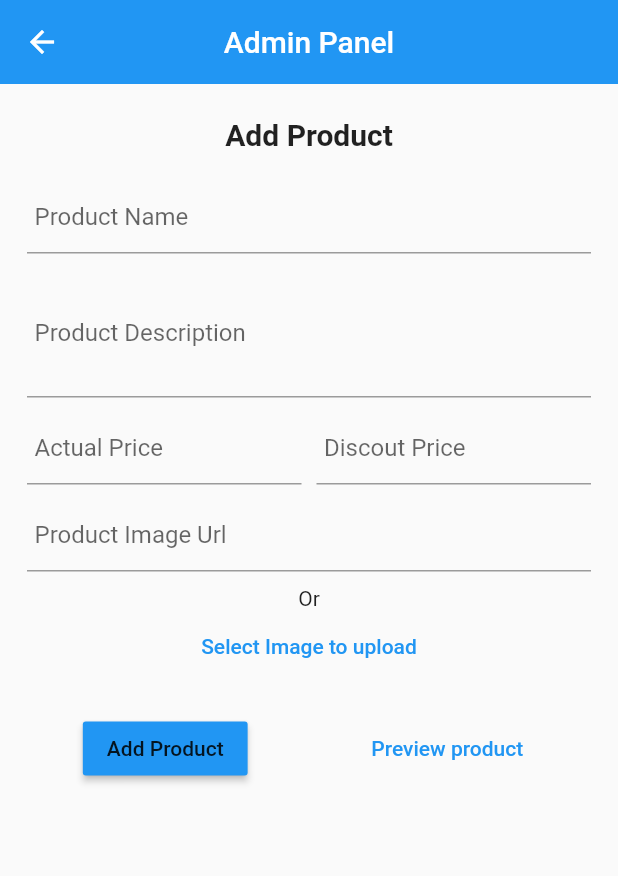
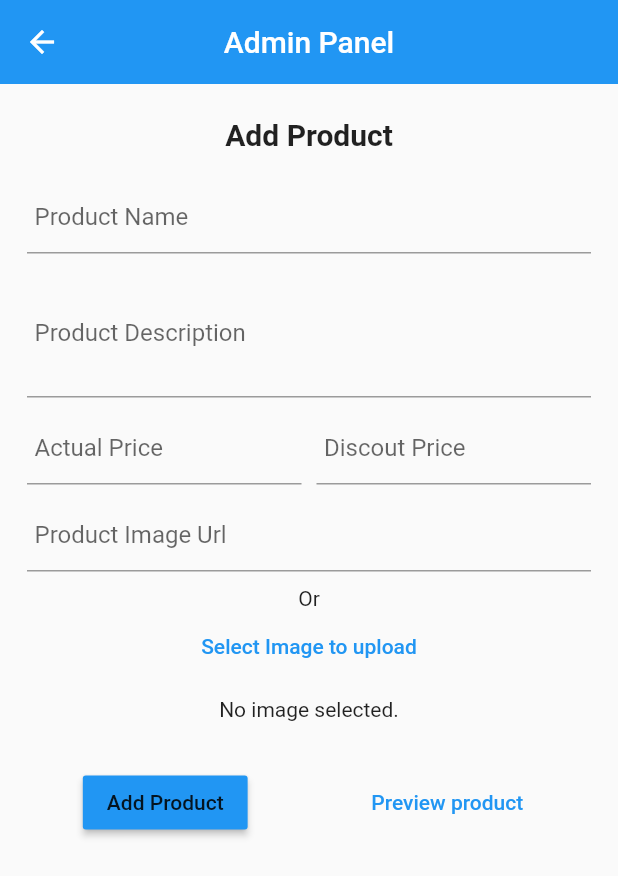
Before and after one commit to techwithsam/Flutter-Firebase-Tutorial, a Flutter app: the AdminPanel screen opened directly, on a phone screen of 412 x 824 dp. Shown: the top 876 px of the screen. Run offline on Flutter 3.47's test engine with Material 2 defaults, Android fonts, the phone set to English and light mode, and no system bars; our stand-ins replace cloud_firestore, firebase_auth, firebase_core, firebase_database, firebase_storage, google_sign_in and 1 more; accounts and stored records are empty.

Commit message:
img upload to firestore done

```diff
--- a/lib/admin/admin_panel.dart
+++ b/lib/admin/admin_panel.dart
@@ -3,7 +3,9 @@ import 'dart:io';
 
 import 'package:cloud_firestore/cloud_firestore.dart';
 import 'package:firebase_class/Firebase-Authentication/sign_up.dart';
+import 'package:firebase_storage/firebase_storage.dart';
 import 'package:flutter/material.dart';
+import 'package:image_picker/image_picker.dart';
 
 class AdminPanel extends StatefulWidget {
   AdminPanel({Key? key}) : super(key: key);
@@ -15,7 +17,33 @@ class AdminPanel extends StatefulWidget {
 class _AdminPanelState extends State<AdminPanel> {
   final _formKey = GlobalKey<FormState>();
   TextEditingController? _pdName, _pdDes, _pdActPrice, _pdDisPrice, _pdImg;
-  bool _btnLoad = false, _shwprw = false;
+  bool _btnLoad = false, _shwprw = false, isLoading = false;
+  File? _image;
+  final picker = ImagePicker();
+
+  Future<void> openGallery() async {
+    var image = await picker.pickImage(source: ImageSource.gallery);
+    setState(() {
+      if (image != null) {
+        _image = File(image.path);
+        print(_image);
+      } else {
+        snackBar('No image selected.');
+      }
+    });
+  }
+
+  Future<void> openCamera() async {
+    var image = await picker.pickImage(source: ImageSource.camera);
+    setState(() {
+      if (image != null) {
+        _image = File(image.path);
+        print(_image);
+      } else {
+        snackBar('No image captured.');
+      }
+    });
+  }
 
   @override
   Widget build(BuildContext context) {
@@ -75,12 +103,53 @@ class _AdminPanelState extends State<AdminPanel> {
                   onPressed: () {
                     showModalBottomSheet(
                       context: context,
+                      isScrollControlled: true,
                       builder: (context) {
                         return imagePick();
                       },
                     );
                   },
                   child: Text('Select Image to upload'),
+                ),
+                SizedBox(height: 10),
+                _image == null
+                    ? Text('No image selected.')
+                    : Image.file(_image!, height: 300),
+                SizedBox(height: 10),
+                !isLoading
+                    ? _image != null
+                        ? ElevatedButton(
+                            child: Text("Upload Image"),
+                            onPressed: () async {
+                              setState(() {
+                                this.isLoading = true;
+                              });
+                              Reference ref = FirebaseStorage.instance.ref();
+                              String imgName = _image!
+                                  .toString()
+                                  .substring(_image.toString().lastIndexOf("/"),
+                                      _image.toString().lastIndexOf("."))
+                                  .replaceAll("/", "");
+                              TaskSnapshot addImg = await ref
+                                  .child("prdImages/$imgName")
+                                  .putFile(_image!);
+                              if (addImg.state == TaskState.success) {
+                                final String imgUrl =
+                                    await addImg.ref.getDownloadURL();
+                                setState(() {
+                                  this.isLoading = false;
+                                  _pdImg!.text = imgUrl;
+                                });
+                                snackBar("Image uploaded");
+                              }
+                            })
+                        : Center()
+                    : SizedBox(
+                        height: 20,
+                        width: 20,
+                        child: CircularProgressIndicator(
+                          strokeWidth: 2.2,
+                        ),
                       ),
                 SizedBox(height: 20),
                 _btnLoad
@@ -253,34 +322,42 @@ class _AdminPanelState extends State<AdminPanel> {
 
   imagePick() {
     return Container(
-      padding: EdgeInsets.all(8),
-      child: Row(
+      padding: EdgeInsets.all(10),
+      child: Column(
+        mainAxisSize: MainAxisSize.min,
         children: [
-          Container(
+          Text('Pick your choice'),
+          SizedBox(height: 6),
+          Row(
+            children: [
+              GestureDetector(
+                onTap: () => openGallery(),
+                child: Container(
                   padding: EdgeInsets.only(left: 12),
                   child: Column(
                     children: [
-                CircleAvatar(
-                  radius: 34,
-                  child: Icon(Icons.photo_album),
-                ),
+                      CircleAvatar(radius: 24, child: Icon(Icons.photo_album)),
                       SizedBox(height: 8),
-                Text('Gallery '),
+                      Text('Gallery'),
                     ],
                   ),
                 ),
-          Container(
+              ),
+              SizedBox(width: 14),
+              GestureDetector(
+                onTap: () => openGallery(),
+                child: Container(
                   padding: EdgeInsets.only(left: 12),
                   child: Column(
                     children: [
-                CircleAvatar(
-                  radius: 34,
-                  child: Icon(Icons.photo_album),
-                ),
+                      CircleAvatar(radius: 24, child: Icon(Icons.camera_alt)),
                       SizedBox(height: 8),
-                Text('Camera '),
+                      Text('Camera'),
                     ],
                   ),
+                ),
+              ),
+            ],
           ),
         ],
       ),
```
Lines whose indentation alone changed are shown as unchanged.
